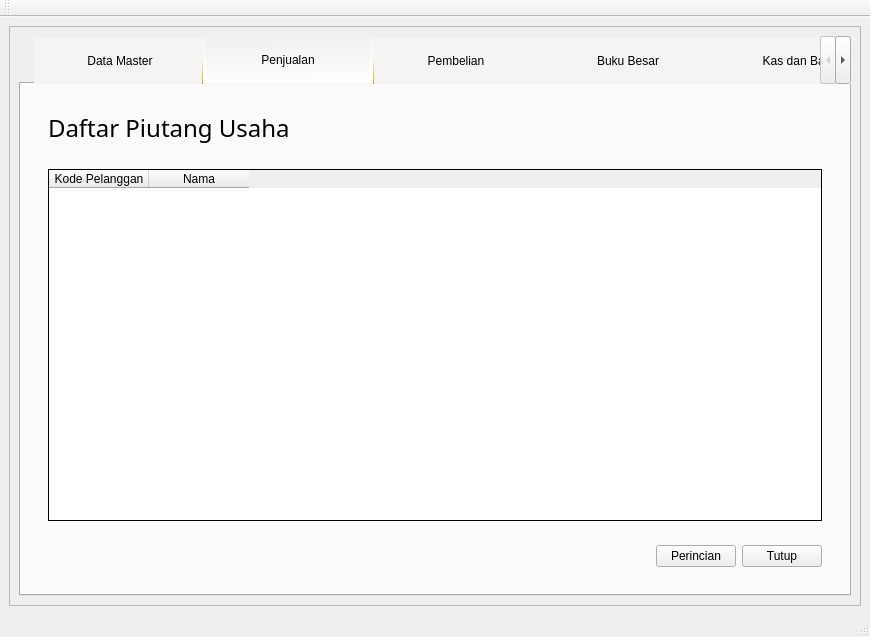
This is source/GUI.ui in fnugrahendi/petuk.corp as Qt 5 draws it before an edit. The edited form follows.
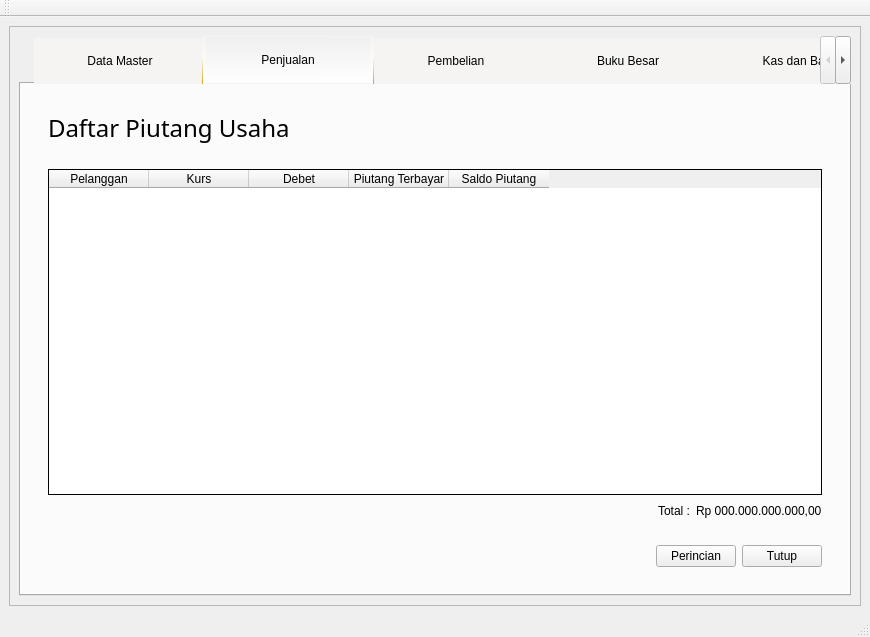
This is the edited form. The open tabs and pages were chosen to show the change. Icons and pictures are not drawn.

Patch:
```diff
--- a/source/GUI.ui
+++ b/source/GUI.ui
@@ -6174,7 +6174,34 @@
                   <enum>QFrame::Raised</enum>
                  </property>
                  <layout class="QGridLayout" name="gl_Penjualan_Piutang_tabel">
-                  <item row="1" column="0" colspan="2">
+                  <item row="2" column="1">
+                   <widget class="QLabel" name="lb_Penjualan_Piutang_Total">
+                    <property name="text">
+                     <string>Total :</string>
+                    </property>
+                   </widget>
+                  </item>
+                  <item row="2" column="2">
+                   <widget class="QLabel" name="lb_Penjualan_Piutang_TotalNilai">
+                    <property name="text">
+                     <string>Rp 000.000.000.000,00</string>
+                    </property>
+                   </widget>
+                  </item>
+                  <item row="2" column="0">
+                   <spacer name="hs_Penjualan_Piutang_atas">
+                    <property name="orientation">
+                     <enum>Qt::Horizontal</enum>
+                    </property>
+                    <property name="sizeHint" stdset="0">
+                     <size>
+                      <width>40</width>
+                      <height>20</height>
+                     </size>
+                    </property>
+                   </spacer>
+                  </item>
+                  <item row="1" column="0" colspan="3">
                    <widget class="QTableWidget" name="tbl_Penjualan_Piutang">
                     <property name="sizePolicy">
                      <sizepolicy hsizetype="Maximum" vsizetype="MinimumExpanding">
@@ -6213,16 +6240,31 @@
                      <number>0</number>
                     </property>
                     <property name="columnCount">
-                     <number>2</number>
+                     <number>5</number>
                     </property>
                     <column>
                      <property name="text">
-                      <string>Kode Pelanggan</string>
+                      <string>Pelanggan</string>
                      </property>
                     </column>
                     <column>
                      <property name="text">
-                      <string>Nama</string>
+                      <string>Kurs</string>
+                     </property>
+                    </column>
+                    <column>
+                     <property name="text">
+                      <string>Debet</string>
+                     </property>
+                    </column>
+                    <column>
+                     <property name="text">
+                      <string>Piutang Terbayar</string>
+                     </property>
+                    </column>
+                    <column>
+                     <property name="text">
+                      <string>Saldo Piutang</string>
                      </property>
                     </column>
                    </widget>
```
Left out of the diff: 14 changed lines with no effect on the pictures.
